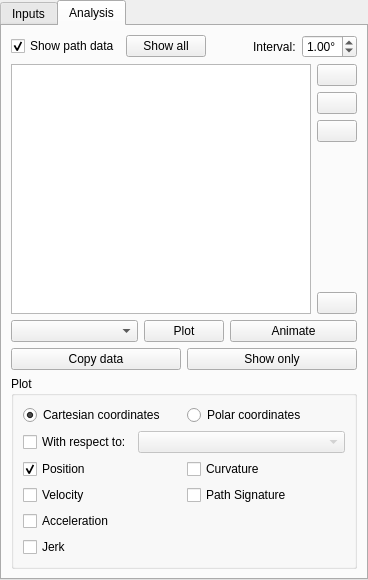
Before: the Qt Designer form pyslvs_ui/widgets/inputs/inputs.ui in KmolYuan/Pyslvs-UI, drawn with Qt 5.
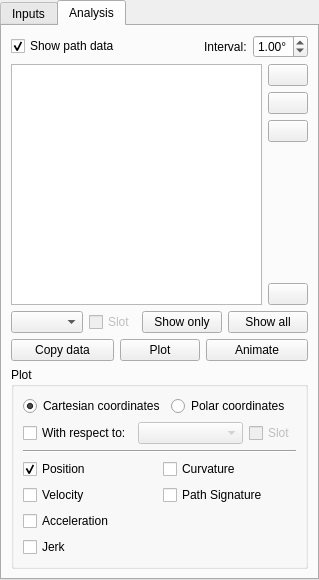
After: the same form once the commit is applied. The open tabs and pages were chosen to show the change. Icons and pictures are not drawn.

Commit message: Add slot options for slider joints.

```diff
--- a/pyslvs_ui/widgets/inputs/inputs.ui
+++ b/pyslvs_ui/widgets/inputs/inputs.ui
@@ -6,7 +6,7 @@
    <rect>
     <x>0</x>
     <y>0</y>
-    <width>368</width>
+    <width>309</width>
     <height>580</height>
    </rect>
   </property>
@@ -397,17 +397,6 @@
            </property>
           </widget>
          </item>
-         <item>
-          <widget class="QPushButton" name="show_all_button">
-           <property name="text">
-            <string>Show all</string>
-           </property>
-           <property name="icon">
-            <iconset resource="../../icons.qrc">
-             <normaloff>:/icons/merge.png</normaloff>:/icons/merge.png</iconset>
-           </property>
-          </widget>
-         </item>
          <item>
           <spacer name="horizontalSpacer">
            <property name="orientation">
@@ -536,18 +525,28 @@
           <widget class="QComboBox" name="plot_joint"/>
          </item>
          <item>
-          <widget class="QPushButton" name="plot_button">
+          <widget class="QCheckBox" name="plot_joint_slot">
+           <property name="enabled">
+            <bool>false</bool>
+           </property>
            <property name="sizePolicy">
             <sizepolicy hsizetype="Fixed" vsizetype="Fixed">
              <horstretch>0</horstretch>
              <verstretch>0</verstretch>
             </sizepolicy>
            </property>
+           <property name="text">
+            <string>Slot</string>
+           </property>
+          </widget>
+         </item>
+         <item>
+          <widget class="QPushButton" name="show_button">
            <property name="statusTip">
             <string>Plot the data of this joint.</string>
            </property>
            <property name="text">
-            <string>Plot</string>
+            <string>Show only</string>
            </property>
            <property name="icon">
             <iconset resource="../../icons.qrc">
@@ -556,9 +555,9 @@
           </widget>
          </item>
          <item>
-          <widget class="QPushButton" name="animate_button">
+          <widget class="QPushButton" name="show_all_button">
            <property name="text">
-            <string>Animate</string>
+            <string>Show all</string>
            </property>
            <property name="icon">
             <iconset resource="../../icons.qrc">
@@ -585,16 +584,33 @@
           </widget>
          </item>
          <item>
-          <widget class="QPushButton" name="show_button">
+          <widget class="QPushButton" name="plot_button">
+           <property name="sizePolicy">
+            <sizepolicy hsizetype="Fixed" vsizetype="Fixed">
+             <horstretch>0</horstretch>
+             <verstretch>0</verstretch>
+            </sizepolicy>
+           </property>
            <property name="statusTip">
             <string>Show this joint only.</string>
            </property>
            <property name="text">
-            <string>Show only</string>
+            <string>Plot</string>
            </property>
            <property name="icon">
             <iconset resource="../../icons.qrc">
-             <normaloff>:/icons/merge.png</normaloff>:/icons/merge.png</iconset>
+             <normaloff>:/icons/formula.png</normaloff>:/icons/formula.png</iconset>
+           </property>
+          </widget>
+         </item>
+         <item>
+          <widget class="QPushButton" name="animate_button">
+           <property name="text">
+            <string>Animate</string>
+           </property>
+           <property name="icon">
+            <iconset resource="../../icons.qrc">
+             <normaloff>:/icons/motor.png</normaloff>:/icons/motor.png</iconset>
            </property>
           </widget>
          </item>
@@ -649,8 +665,31 @@
               </property>
              </widget>
             </item>
+            <item>
+             <widget class="QCheckBox" name="wrt_joint_slot">
+              <property name="enabled">
+               <bool>false</bool>
+              </property>
+              <property name="sizePolicy">
+               <sizepolicy hsizetype="Fixed" vsizetype="Fixed">
+                <horstretch>0</horstretch>
+                <verstretch>0</verstretch>
+               </sizepolicy>
+              </property>
+              <property name="text">
+               <string>Slot</string>
+              </property>
+             </widget>
+            </item>
            </layout>
           </item>
+          <item>
+           <widget class="Line" name="line">
+            <property name="orientation">
+             <enum>Qt::Horizontal</enum>
+            </property>
+           </widget>
+          </item>
           <item>
            <layout class="QGridLayout" name="gridLayout">
             <item row="3" column="0">
```
Left out of the diff: 8 changed lines with no effect on the pictures. The commit also changes 2 other files.
